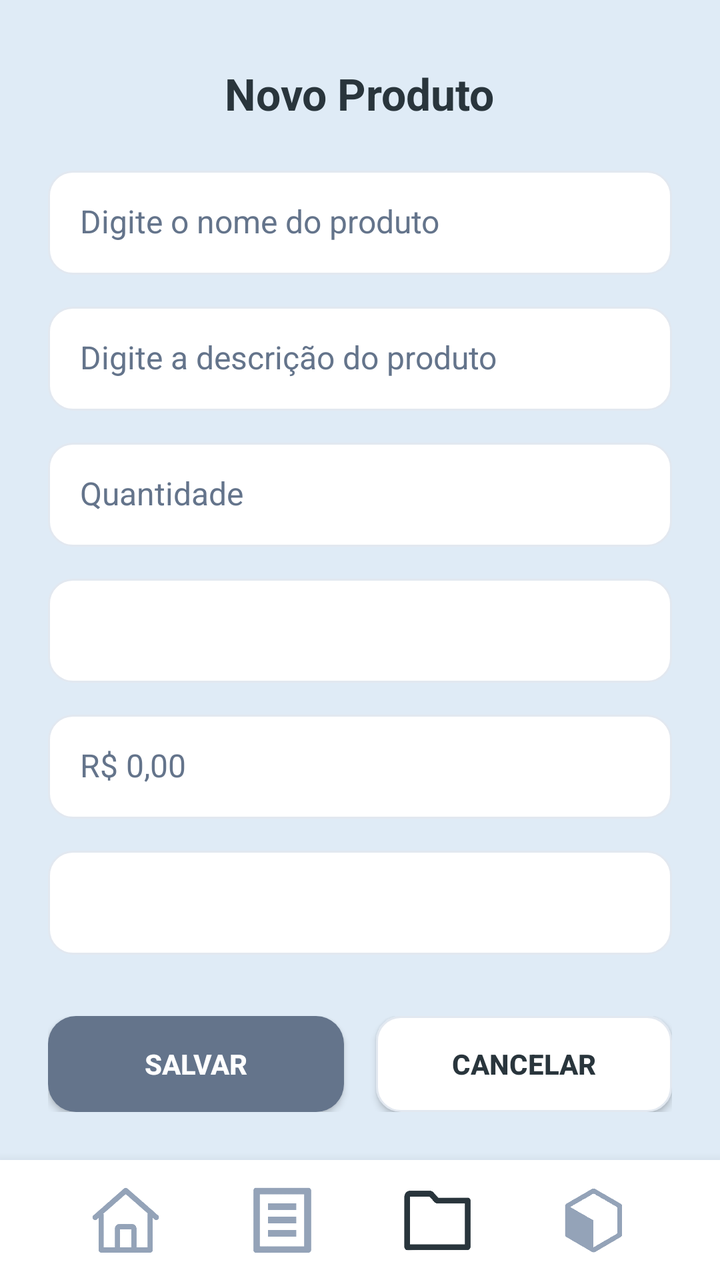
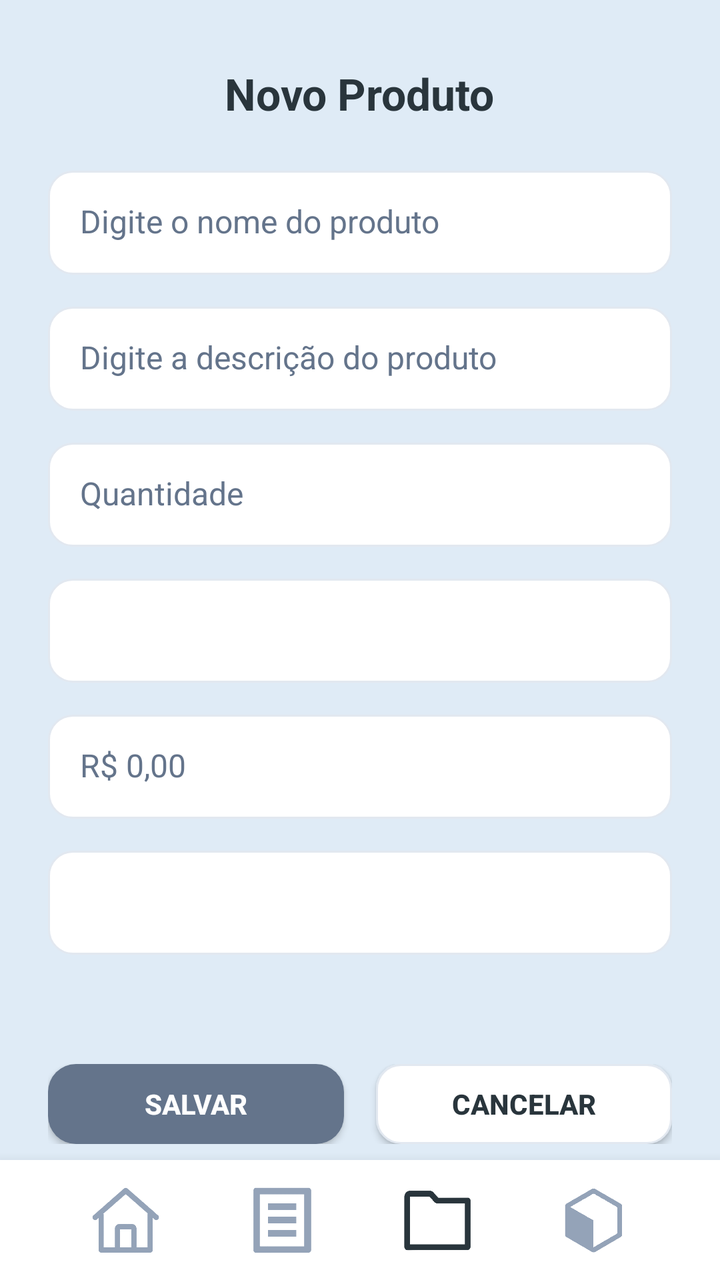

The first picture is an Android layout as it rendered before a commit; the second is the same layout after the commit. The layout source and the unified diff follow.
<!-- AndroidManifest.xml: application theme Theme.ListaCompras -->
<!-- res/layout/activity_produto_criar.xml -->
<?xml version="1.0" encoding="utf-8"?>
<RelativeLayout xmlns:android="http://schemas.android.com/apk/res/android"
    xmlns:app="http://schemas.android.com/apk/res-auto"
    android:id="@+id/main"
    android:layout_width="match_parent"
    android:layout_height="match_parent"
    android:background="#DFEBF6">

    
    <TextView
        android:id="@+id/txtTituloNovoProduto"
        android:layout_width="wrap_content"
        android:layout_height="wrap_content"
        android:text="Novo Produto"
        android:textSize="22sp"
        android:textStyle="bold"
        android:textColor="#29353C"
        android:layout_marginTop="32dp"
        android:layout_centerHorizontal="true" />

    
    <LinearLayout
        android:id="@+id/containerFormulario"
        android:layout_width="match_parent"
        android:layout_height="wrap_content"
        android:orientation="vertical"
        android:layout_below="@id/txtTituloNovoProduto"
        android:paddingHorizontal="24dp"
        android:paddingTop="24dp">

        
        <EditText
            android:id="@+id/edtNome"
            android:layout_width="match_parent"
            android:layout_height="52dp"
            android:hint="Digite o nome do produto"
            android:background="@drawable/card_secundario"
            android:padding="16dp"
            android:textColor="#29353C"
            android:textColorHint="#64748B"
            android:textSize="16sp" />

        <EditText
            android:id="@+id/edtDescricaoProduto"
            android:layout_width="match_parent"
            android:layout_height="52dp"
            android:layout_marginTop="16dp"
            android:hint="Digite a descrição do produto"
            android:background="@drawable/card_secundario"
            android:padding="16dp"
            android:textColor="#29353C"
            android:textColorHint="#64748B"
            android:textSize="16sp" />

        
        <EditText
            android:id="@+id/edtQuantidadeProduto"
            android:layout_width="match_parent"
            android:layout_height="52dp"
            android:layout_marginTop="16dp"
            android:hint="Quantidade"
            android:inputType="number"
            android:background="@drawable/card_secundario"
            android:padding="16dp"
            android:textColor="#29353C"
            android:textColorHint="#64748B"
            android:textSize="16sp" />

        
        <Spinner
            android:id="@+id/spinnerUnidade"
            android:layout_width="match_parent"
            android:layout_height="52dp"
            android:layout_marginTop="16dp"
            android:background="@drawable/card_secundario"
            android:padding="16dp"
            android:spinnerMode="dropdown" />

        
        <EditText
            android:id="@+id/edtPrecoProduto"
            android:layout_width="match_parent"
            android:layout_height="52dp"
            android:layout_marginTop="16dp"
            android:hint="R$ 0,00"
            android:inputType="numberDecimal"
            android:background="@drawable/card_secundario"
            android:padding="16dp"
            android:textColor="#29353C"
            android:textColorHint="#64748B"
            android:textSize="16sp" />

        
        <Spinner
            android:id="@+id/spinnerCategoriaProduto"
            android:layout_width="match_parent"
            android:layout_height="52dp"
            android:layout_marginTop="16dp"
            android:background="@drawable/card_secundario"
            android:padding="16dp"
            android:spinnerMode="dropdown" />

    </LinearLayout>

    <LinearLayout
        android:id="@+id/containerBotoes"
        android:layout_width="match_parent"
        android:layout_height="wrap_content"
        android:orientation="horizontal"
        android:gravity="center"
        android:layout_above="@id/footer"
        android:padding="24dp">

        
        <androidx.appcompat.widget.AppCompatButton
            android:id="@+id/btnSalvar"
            android:layout_width="0dp"
            android:layout_height="48dp"
            android:layout_weight="1"
            android:text="Salvar"
            android:textStyle="bold"
            android:textColor="#FFFFFF"
            android:background="@drawable/card_principal" />

        <Space
            android:layout_width="16dp"
            android:layout_height="0dp" />

        
        <androidx.appcompat.widget.AppCompatButton
            android:id="@+id/btnCancelar"
            android:layout_width="0dp"
            android:layout_height="48dp"
            android:layout_weight="1"
            android:text="Cancelar"
            android:textStyle="bold"
            android:textColor="#29353C"
            android:background="@drawable/card_secundario" />
    </LinearLayout>

    
    <LinearLayout
        android:id="@+id/footer"
        android:layout_width="match_parent"
        android:layout_height="60dp"
        android:layout_alignParentBottom="true"
        android:background="#FFFFFF"
        android:elevation="10dp"
        android:gravity="center"
        android:orientation="horizontal"
        android:paddingHorizontal="24dp">

        <ImageView
            android:id="@+id/iconHome"
            android:layout_width="36dp"
            android:layout_height="36dp"
            android:layout_weight="1"
            android:src="@drawable/ic_home"
            app:tint="#94A3B8"/>

        <ImageView
            android:id="@+id/iconListas"
            android:layout_width="36dp"
            android:layout_height="36dp"
            android:layout_weight="1"
            android:src="@drawable/ic_lista"
            app:tint="#94A3B8"/>

        <ImageView
            android:id="@+id/iconCategorias"
            android:layout_width="36dp"
            android:layout_height="36dp"
            android:layout_weight="1"
            android:src="@drawable/ic_pasta"
            app:tint="#29353C"/>

        <ImageView
            android:id="@+id/iconProdutos"
            android:layout_width="36dp"
            android:layout_height="36dp"
            android:layout_weight="1"
            android:src="@drawable/ic_caixa"
            app:tint="#94A3B8"/>
    </LinearLayout>

</RelativeLayout>
<!-- resources referenced by this layout -->
<resources>
  <!-- drawable card_principal (drawable) -->
  <shape xmlns:android="http://schemas.android.com/apk/res/android">
      <solid android:color="#64748B"/>
      <corners android:radius="14dp"/>
  </shape>
  <!-- drawable card_secundario (drawable) -->
  <shape xmlns:android="http://schemas.android.com/apk/res/android">
      <solid android:color="#FFFFFF"/>
      <corners android:radius="12dp"/>
      <stroke android:width="1dp" android:color="#E2E8F0"/>
  </shape>
  <!-- drawable ic_caixa: png bitmap (drawable, 30803 bytes) -->
  <!-- drawable ic_home: png bitmap (drawable, 26750 bytes) -->
  <!-- drawable ic_lista: png bitmap (drawable, 12721 bytes) -->
  <!-- drawable ic_pasta: png bitmap (drawable, 12054 bytes) -->
  <style name="Theme.ListaCompras" parent="Base.Theme.ListaCompras" />
  <style name="Base.Theme.ListaCompras" parent="Theme.Material3.DayNight.NoActionBar">
          
          
      </style>
</resources>

<!-- the commit's change to res/layout/activity_produto_criar.xml (unified diff, before → after) -->
@@ -109,13 +109,14 @@
         android:orientation="horizontal"
         android:gravity="center"
         android:layout_above="@id/footer"
-        android:padding="24dp">
+        android:paddingHorizontal="24dp"
+        android:layout_marginBottom="8dp">
 
         
         <androidx.appcompat.widget.AppCompatButton
             android:id="@+id/btnSalvar"
             android:layout_width="0dp"
-            android:layout_height="48dp"
+            android:layout_height="40dp"
             android:layout_weight="1"
             android:text="Salvar"
             android:textStyle="bold"
@@ -130,7 +131,7 @@
         <androidx.appcompat.widget.AppCompatButton
             android:id="@+id/btnCancelar"
             android:layout_width="0dp"
-            android:layout_height="48dp"
+            android:layout_height="40dp"
             android:layout_weight="1"
             android:text="Cancelar"
             android:textStyle="bold"
